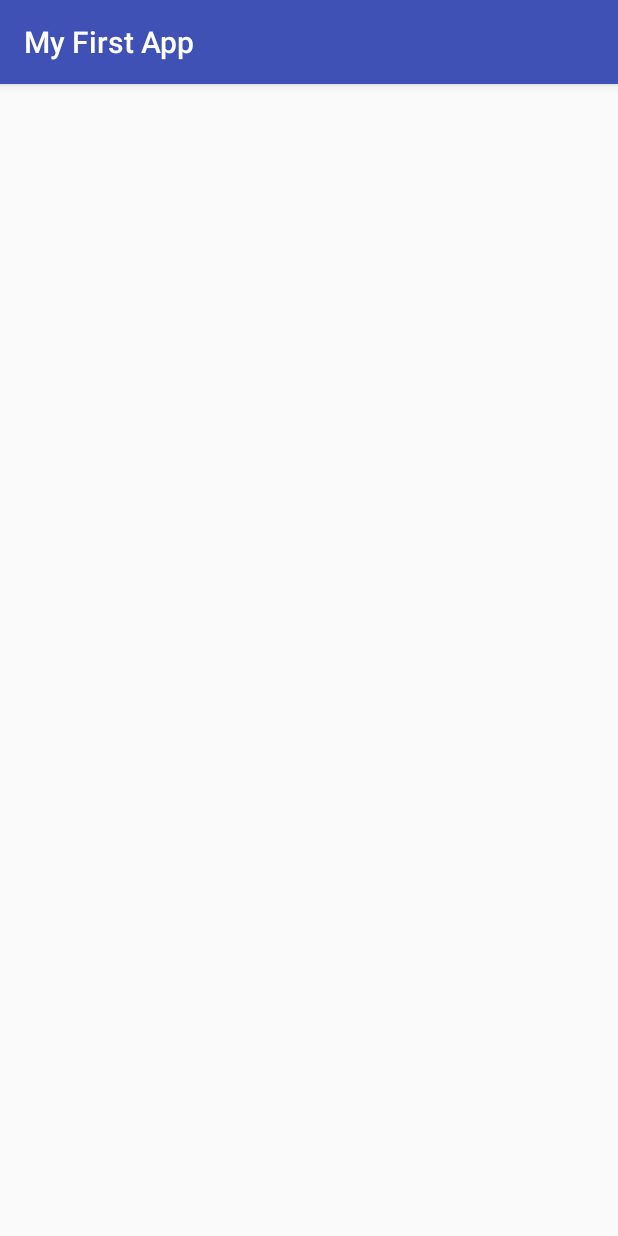
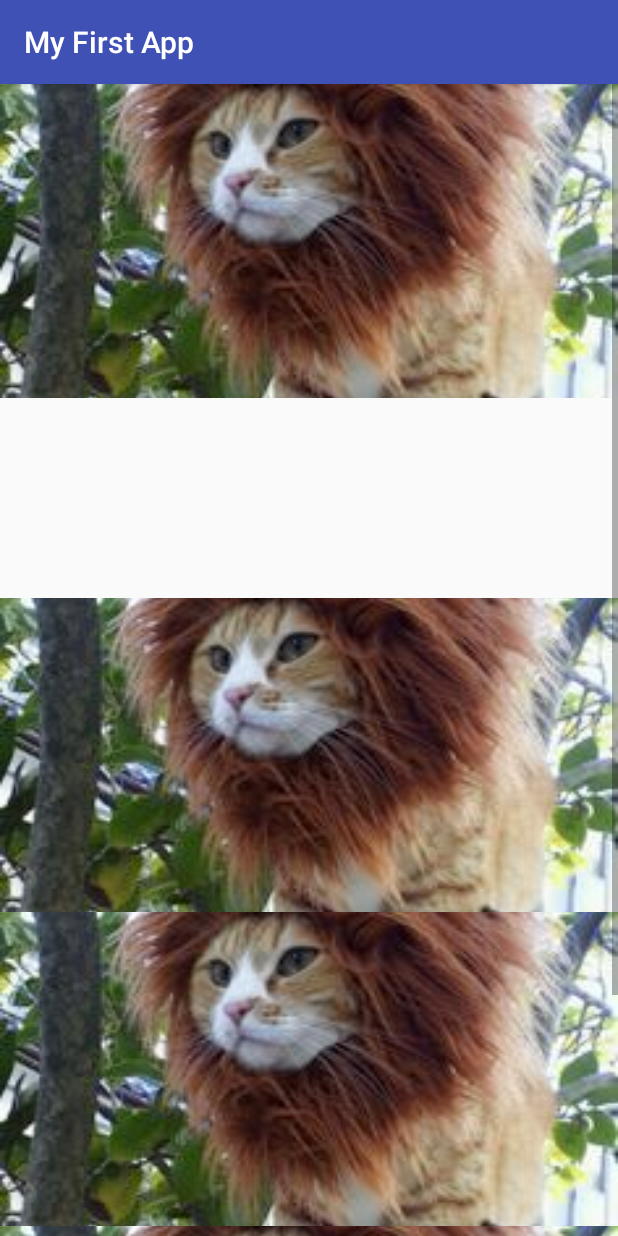
Before and after one commit to leesh86/Android, an Android app: the HomePageActivity screen opened directly, with no data from a screen before it, on a phone screen of 412 x 824 dp. Run offline under Robolectric (Android 15) with nearby library versions, the phone set to English and light mode, and no system bars; our stand-ins replace CircleImageView, Picasso; 1 statement that could not run was skipped.

Commit message:
added scroll bounce and scroll ImageView size change

```diff
--- a/app/build.gradle
+++ b/app/build.gradle
@@ -25,4 +25,5 @@ dependencies {
     compile 'com.android.support:appcompat-v7:23.4.0'
     compile 'com.android.support:design:23.4.0'
     compile "com.squareup.picasso:picasso:2.4.0"
+    compile 'de.hdodenhof:circleimageview:2.0.0'
 }
--- a/app/src/main/java/com/example/lees/blabla/ForgotPasswordActivity.java
+++ b/app/src/main/java/com/example/lees/blabla/ForgotPasswordActivity.java
@@ -23,7 +23,6 @@ import android.widget.Toast;
 public class ForgotPasswordActivity extends AppCompatActivity {
     @Override
     protected void onCreate(Bundle savedInstanceState) {
-        //
         super.onCreate(savedInstanceState);
         setContentView(R.layout.content_forgot_password);
 
--- a/app/src/main/java/com/example/lees/blabla/HomePageActivity.java
+++ b/app/src/main/java/com/example/lees/blabla/HomePageActivity.java
@@ -1,11 +1,16 @@
 package com.example.lees.blabla;
 
+import android.graphics.Color;
 import android.os.Bundle;
 import android.support.v7.app.AppCompatActivity;
+import android.view.MotionEvent;
 import android.view.View;
+import android.view.ViewTreeObserver;
 import android.widget.Button;
 import android.widget.EditText;
 import android.widget.ImageView;
+import android.widget.LinearLayout;
+import android.widget.ScrollView;
 import android.widget.TextView;
 import android.widget.Toast;
 
@@ -19,14 +24,18 @@ import java.security.NoSuchAlgorithmException;
  * Created by lees on 6/16/2016.
  */
 public class HomePageActivity extends AppCompatActivity {
+
     @Override
     protected void onCreate(Bundle savedInstanceState) {
         super.onCreate(savedInstanceState);
         setContentView(R.layout.content_home_page);
 
+        final TextView displayName = (TextView) findViewById(R.id.display_name);
+        final ImageView profilePic = (ImageView) findViewById(R.id.profile_pic);
+        final ImageView backgroundPic = (ImageView) findViewById(R.id.background_pic);
+        final ScrollView scrollView = (ScrollView) findViewById(R.id.scroll_view);
+
         Bundle extras = getIntent().getExtras();
-        TextView displayName = (TextView) findViewById(R.id.display_name);
-        ImageView profilePic = (ImageView) findViewById(R.id.profile_pic);
 
         if (!extras.isEmpty()) {
             String name = extras.getString("name");
@@ -37,6 +46,58 @@ public class HomePageActivity extends AppCompatActivity {
             String emailCode = convertEmailToMD5(email);
             loadImageFromGravatar(emailCode, profilePic);
         }
+
+        final ViewTreeObserver.OnScrollChangedListener onScrollChangedListener = new
+                ViewTreeObserver.OnScrollChangedListener() {
+                    @Override
+                    public void onScrollChanged() {
+                        LinearLayout.LayoutParams layoutParams = new LinearLayout.LayoutParams(backgroundPic.getWidth(), (backgroundPic.getHeight() + 10));
+                        backgroundPic.setLayoutParams(layoutParams);                    }
+                };
+
+        scrollView.setOnTouchListener(new View.OnTouchListener() {
+
+            @Override
+            public boolean onTouch(View v, MotionEvent event) {
+                ViewTreeObserver observer = scrollView.getViewTreeObserver();
+                observer.addOnScrollChangedListener(onScrollChangedListener);
+                return false;
+            }
+        });
+
+//        final ScrollView scrollView = (ScrollView) findViewById(R.id.scroll_view);
+//        scrollView.setOnTouchListener(new View.OnTouchListener() {
+//            private ViewTreeObserver observer;
+//
+//            @Override
+//            public boolean onTouch(View v, MotionEvent event) {
+//                if (observer == null) {
+//                    observer = scrollView.getViewTreeObserver();
+//                    observer.addOnScrollChangedListener(onScrollChangedListener);
+//                } else if (!observer.isAlive()) {
+//                    observer.removeOnScrollChangedListener(onScrollChangedListener);
+//                    observer = scrollView.getViewTreeObserver();
+//                    observer.addOnScrollChangedListener(onScrollChangedListener);
+//                }
+//                System.out.println("*****************************************");
+//                LinearLayout.LayoutParams layoutParams = new LinearLayout.LayoutParams(500, 500);
+//                backgroundPic.setLayoutParams(layoutParams);
+//
+//                return false;
+//            }
+//
+//        });
+
+
+//        scrollView.getViewTreeObserver().addOnScrollChangedListener(new ViewTreeObserver.OnScrollChangedListener() {
+//
+//            @Override
+//            public void onScrollChanged() {
+//                System.out.println("*****************************************");
+//                LinearLayout.LayoutParams layoutParams = new LinearLayout.LayoutParams(500, 500);
+//                backgroundPic.setLayoutParams(layoutParams);
+//            }
+//        });
     }
 
     protected static String convertEmailToMD5(String address) {
@@ -70,4 +131,9 @@ public class HomePageActivity extends AppCompatActivity {
                 .load(getString(R.string.gravatar_base_url) + address)
                 .into(view);
     }
+
+//    public void resizeImageView(ImageView img) {
+//        LinearLayout.LayoutParams layoutParams = new LinearLayout.LayoutParams(width, height);
+//        img.setLayoutParams(layoutParams);
+//    }
 }
--- a/app/src/main/java/com/example/lees/blabla/MainActivity.java
+++ b/app/src/main/java/com/example/lees/blabla/MainActivity.java
@@ -87,7 +87,7 @@ public class MainActivity extends AppCompatActivity {
                     isSomething = false;
                     passwordField.setError("Password is required!");
                 }
-                if (!isEmailValid(emailAddress)) {
+                if (!isEmailValid(emailAddress) && !emailAddress.toString().isEmpty()) {
                     isSomething = false;
                     Toast.makeText(getApplicationContext(), failureMsg, Toast.LENGTH_SHORT).show();
                 }
--- /dev/null
+++ b/app/src/main/java/com/example/lees/blabla/ScrollBounce.java
@@ -0,0 +1,56 @@
+package com.example.lees.blabla;
+
+import android.content.Context;
+import android.util.AttributeSet;
+import android.util.DisplayMetrics;
+import android.widget.ScrollView;
+
+/**
+ * Created by lees on 6/17/2016.
+ */
+public class ScrollBounce extends ScrollView {
+    private static final int MAX_Y_OVERSCROLL_DISTANCE = 200;
+
+    private Context mContext;
+    private int mMaxYOverscrollDistance;
+
+    public ScrollBounce(Context context)
+    {
+        super(context);
+        mContext = context;
+        initBounceScrollView();
+    }
+
+    public ScrollBounce(Context context, AttributeSet attrs)
+    {
+        super(context, attrs);
+        mContext = context;
+        initBounceScrollView();
+    }
+
+    public ScrollBounce(Context context, AttributeSet attrs, int defStyle)
+    {
+        super(context, attrs, defStyle);
+        mContext = context;
+        initBounceScrollView();
+    }
+
+    private void initBounceScrollView()
+    {
+        //get the density of the screen and do some maths with it on the max overscroll distance
+        //variable so that you get similar behaviors no matter what the screen size
+
+        final DisplayMetrics metrics = mContext.getResources().getDisplayMetrics();
+        final float density = metrics.density;
+
+        mMaxYOverscrollDistance = (int) (density * MAX_Y_OVERSCROLL_DISTANCE);
+    }
+
+    @Override
+    protected boolean overScrollBy(int deltaX, int deltaY, int scrollX, int scrollY, int scrollRangeX, int scrollRangeY, int maxOverScrollX, int maxOverScrollY, boolean isTouchEvent)
+    {
+        //This is where the magic happens, we have replaced the incoming maxOverScrollY with our own custom variable mMaxYOverscrollDistance;
+        return super.overScrollBy(deltaX, deltaY, scrollX, scrollY, scrollRangeX, scrollRangeY, maxOverScrollX, mMaxYOverscrollDistance, isTouchEvent);
+    }
+
+}
--- a/app/src/main/res/layout/content_home_page.xml
+++ b/app/src/main/res/layout/content_home_page.xml
@@ -1,15 +1,35 @@
 <?xml version="1.0" encoding="utf-8"?>
+<!--<ScrollView xmlns:android="http://schemas.android.com/apk/res/android"-->
+    <!--android:id="@+id/scroll_view"-->
+    <!--android:layout_width="fill_parent"-->
+    <!--android:layout_height="wrap_content">-->
+
+<com.example.lees.blabla.ScrollBounce
+    xmlns:android="http://schemas.android.com/apk/res/android"
+    android:id="@+id/scroll_view"
+    android:layout_width="fill_parent"
+    android:layout_height="wrap_content">
+
     <LinearLayout xmlns:android="http://schemas.android.com/apk/res/android"
         android:layout_width="fill_parent"
         android:layout_height="fill_parent"
         android:orientation="vertical">
 
         <ImageView
+            android:id="@+id/background_pic"
+            android:layout_width="match_parent"
+            android:layout_height="wrap_content"
+            android:scaleType="centerCrop"
+            android:src="@mipmap/background" />
+
+        <de.hdodenhof.circleimageview.CircleImageView xmlns:app="http://schemas.android.com/apk/res-auto"
             android:id="@+id/profile_pic"
-        android:layout_width="100dp"
-        android:layout_height="100dp"
+            android:layout_width="96dp"
+            android:layout_height="96dp"
             android:layout_gravity="center"
-        android:layout_marginTop="30dp" />
+            android:layout_marginTop="-50dp"
+            app:civ_border_color="#FF000000"
+            app:civ_border_width="2dp" />
 
         <TextView
             android:id="@+id/display_name"
@@ -23,4 +43,27 @@
             android:textStyle="normal|bold" />
 
 
+        <ImageView
+            android:id="@+id/background_pic2"
+            android:layout_width="match_parent"
+            android:layout_height="wrap_content"
+            android:scaleType="centerCrop"
+            android:src="@mipmap/background" />
+
+        <ImageView
+            android:id="@+id/background_pic3"
+            android:layout_width="match_parent"
+            android:layout_height="wrap_content"
+            android:scaleType="centerCrop"
+            android:src="@mipmap/background" />
+
+        <ImageView
+            android:id="@+id/background_pic4"
+            android:layout_width="match_parent"
+            android:layout_height="wrap_content"
+            android:scaleType="centerCrop"
+            android:src="@mipmap/background" />
+
+
     </LinearLayout>
+</com.example.lees.blabla.ScrollBounce>
```
Also changed, not shown: app/src/main/res/mipmap-hdpi/background.png (added). Lines whose indentation alone changed are shown as unchanged.
